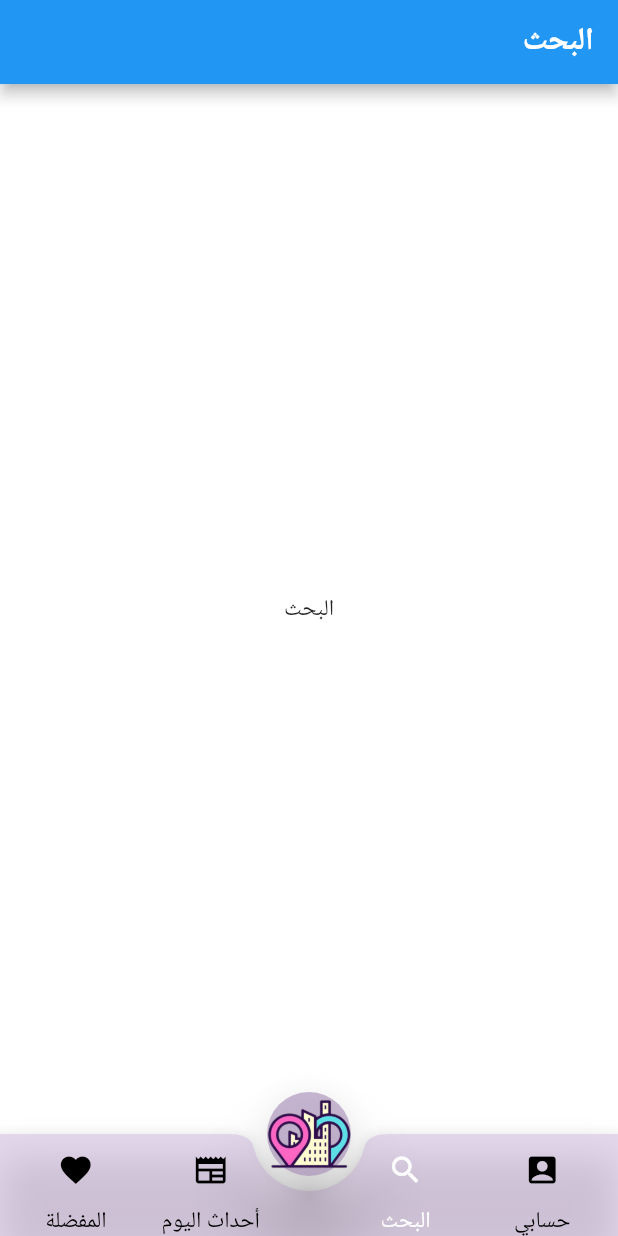
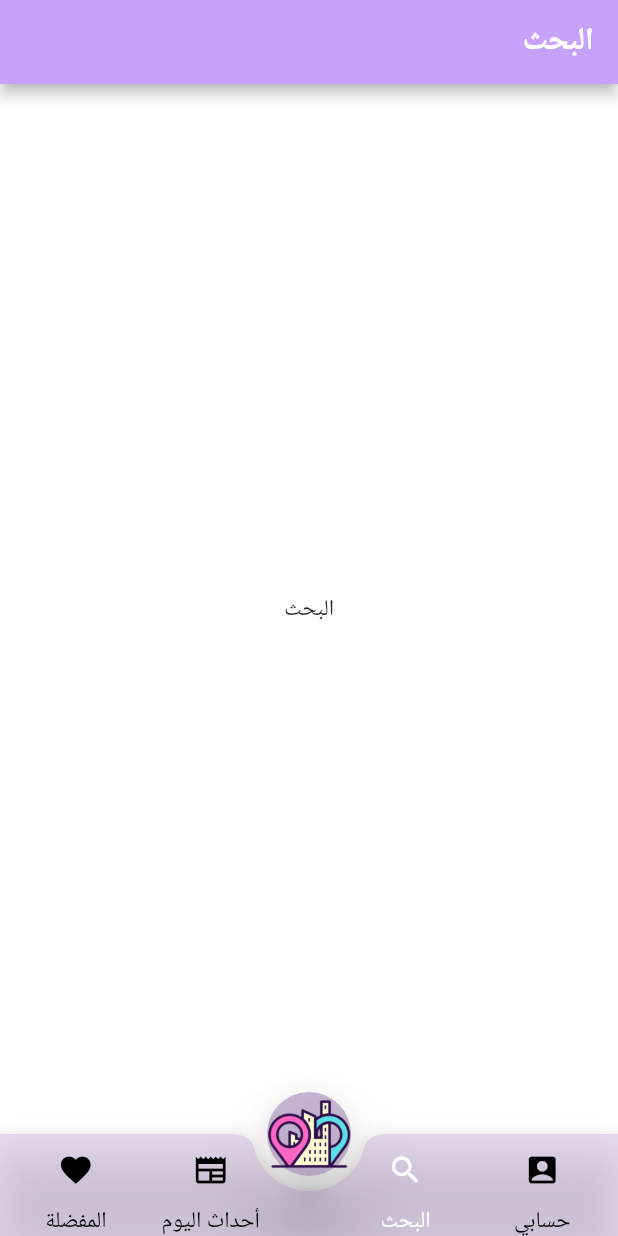
Before and after one commit to DanaAlotay/2023-GP1-9, a Flutter app: the screen it shows after launch, item 2 of the bottom bar chosen, after a tap on the "account box" icon, after a tap on the "search" icon, on a phone screen of 412 x 824 dp. Run offline on Flutter 3.47's test engine with Material 2 defaults, Android fonts, the phone set to English and light mode, and no system bars.

```diff
--- a/riyadh_guide-main1/lib/screens/account.dart
+++ b/riyadh_guide-main1/lib/screens/account.dart
@@ -11,7 +11,9 @@ class _accountState extends State<account> {
   @override
   Widget build(BuildContext context) {
     return Scaffold(
-      appBar: AppBar(title: Text('حسابي')),
+      appBar: AppBar(
+        title: Text('حسابي'),
+        backgroundColor: Color.fromARGB(255, 200, 161, 250)),
       body: Center(
         child: Text('حسابي')
         ),
--- a/riyadh_guide-main1/lib/screens/favourites.dart
+++ b/riyadh_guide-main1/lib/screens/favourites.dart
@@ -11,7 +11,9 @@ class _favouritesState extends State<favourites> {
   @override
   Widget build(BuildContext context) {
     return Scaffold(
-      appBar: AppBar(title: Text('المفضلة')),
+      appBar: AppBar(
+        title: Text('المفضلة'),
+        backgroundColor: Color.fromARGB(255, 200, 161, 250)),
       body: Center(
         child: Text('المفضلة')
         ),
--- a/riyadh_guide-main1/lib/screens/navigate.dart
+++ b/riyadh_guide-main1/lib/screens/navigate.dart
@@ -1,6 +1,5 @@
 import 'package:flutter/material.dart';
 import 'package:riyadh_guide/screens/account.dart';
-import 'package:riyadh_guide/screens/category.dart';
 import 'package:riyadh_guide/screens/favourites.dart';
 import 'package:riyadh_guide/screens/news.dart';
 import 'package:riyadh_guide/screens/search.dart';
@@ -22,7 +21,6 @@ class _navigateState extends State<navigate> {
     search(),
     news(),
     favourites(),
-    category(),
   ];
 
   final PageStorageBucket bucket = PageStorageBucket();
--- a/riyadh_guide-main1/lib/screens/news.dart
+++ b/riyadh_guide-main1/lib/screens/news.dart
@@ -11,7 +11,9 @@ class _newsState extends State<news> {
   @override
   Widget build(BuildContext context) {
     return Scaffold(
-      appBar: AppBar(title: Text('أحداث اليوم')),
+      appBar: AppBar(
+        title: Text('أحداث اليوم'),
+        backgroundColor: Color.fromARGB(255, 200, 161, 250)),
       body: Center(
         child: Text('أحداث اليوم')
         ),
--- a/riyadh_guide-main1/lib/screens/search.dart
+++ b/riyadh_guide-main1/lib/screens/search.dart
@@ -11,7 +11,9 @@ class _searchState extends State<search> {
   @override
   Widget build(BuildContext context) {
     return Scaffold(
-      appBar: AppBar(title: Text('البحث')),
+      appBar: AppBar(
+        title: Text('البحث'),
+        backgroundColor: Color.fromARGB(255, 200, 161, 250)),
       body: Center(
         child: Text('البحث')
         ),
--- a/riyadh_guide-main1/lib/screens/welcome_screen.dart
+++ b/riyadh_guide-main1/lib/screens/welcome_screen.dart
@@ -4,7 +4,7 @@ import 'package:riyadh_guide/screens/category.dart';
 Widget cat = category();
 
 class WelcomeScreen extends StatelessWidget {
-  List catNames = [
+ final List catNames = [
     "مقاهي",
     "مطاعم",
     "تسوق",
@@ -14,7 +14,7 @@ class WelcomeScreen extends StatelessWidget {
   ];
 //hello
 
-  List<Color> catColors = [
+  final List<Color> catColors = [
     (Colors.white),
     (Color.fromARGB(255, 227, 208, 239)),
     (Color.fromARGB(255, 207, 159, 237)),
@@ -23,7 +23,7 @@ class WelcomeScreen extends StatelessWidget {
     (Color.fromARGB(255, 207, 159, 237)),
   ];
 
-  List<Icon> catIcons = [
+  final List<Icon> catIcons = [
     Icon(
       Icons.local_cafe,
       color: Colors.black,
@@ -136,7 +136,8 @@ class WelcomeScreen extends StatelessWidget {
                   gridDelegate: SliverGridDelegateWithFixedCrossAxisCount(
                       crossAxisCount: 3, childAspectRatio: 1.1),
                   itemBuilder: ((context, index) {
-                    return Column(
+                    return SingleChildScrollView(
+                      child: Column(
                         children: [
                           InkWell(
                             child: Container(
@@ -167,6 +168,7 @@ class WelcomeScreen extends StatelessWidget {
                                 color: Colors.white.withOpacity(0.6)),
                           )
                         ],
+                      ),
                     );
                   }),
                 )
```
Lines whose indentation alone changed are shown as unchanged.
